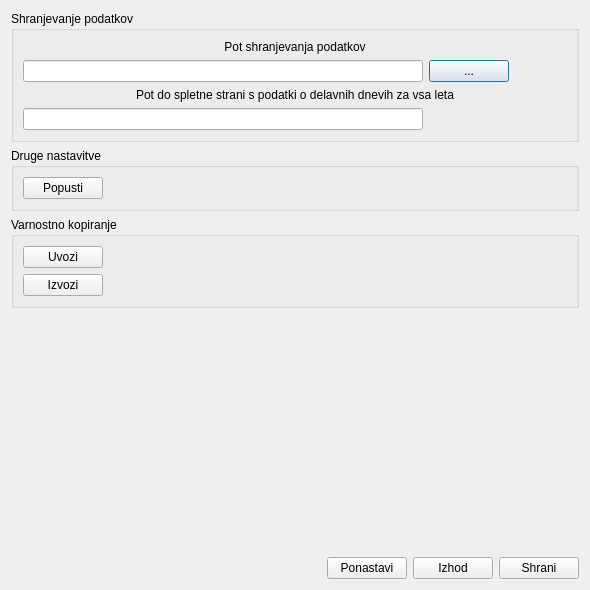
Before: the Qt Designer form nastavitve.ui in bubi-luka/BubiRacun, drawn with Qt 5.
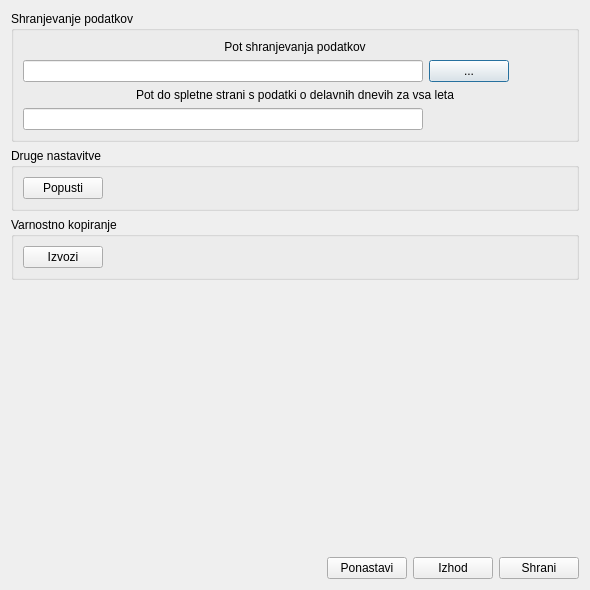
After: the same form once the commit is applied. Icons and pictures are not drawn.

Commit message:
IZVOZ BAZE POPRAVI IZVOZ BAZE
Zaradi spremembe mehanizma upravljanja z bazami uvoz baze ni bil več
potreben, zato smo ga izločili.

Izvoz baze je namenjen prenosu baze iz mesta, kjer se originalno nahaja
na mesto, ki si ga želimo (ključ, varnostna kopija, ...). Zato se trenutno
odprta baza zgolj kopira iz mesta, kjer jo imamo trenutno, na mesto, kjer
si to želimo.

closes #165
closes #166

```diff
--- a/nastavitve.ui
+++ b/nastavitve.ui
@@ -152,13 +152,6 @@
      <layout class="QHBoxLayout" name="horizontalLayout_5">
       <item>
        <layout class="QVBoxLayout" name="verticalLayout_3">
-        <item>
-         <widget class="QPushButton" name="btn_import">
-          <property name="text">
-           <string>Uvozi</string>
-          </property>
-         </widget>
-        </item>
         <item>
          <widget class="QPushButton" name="btn_export">
           <property name="text">
```
The commit also changes 2 other files.
